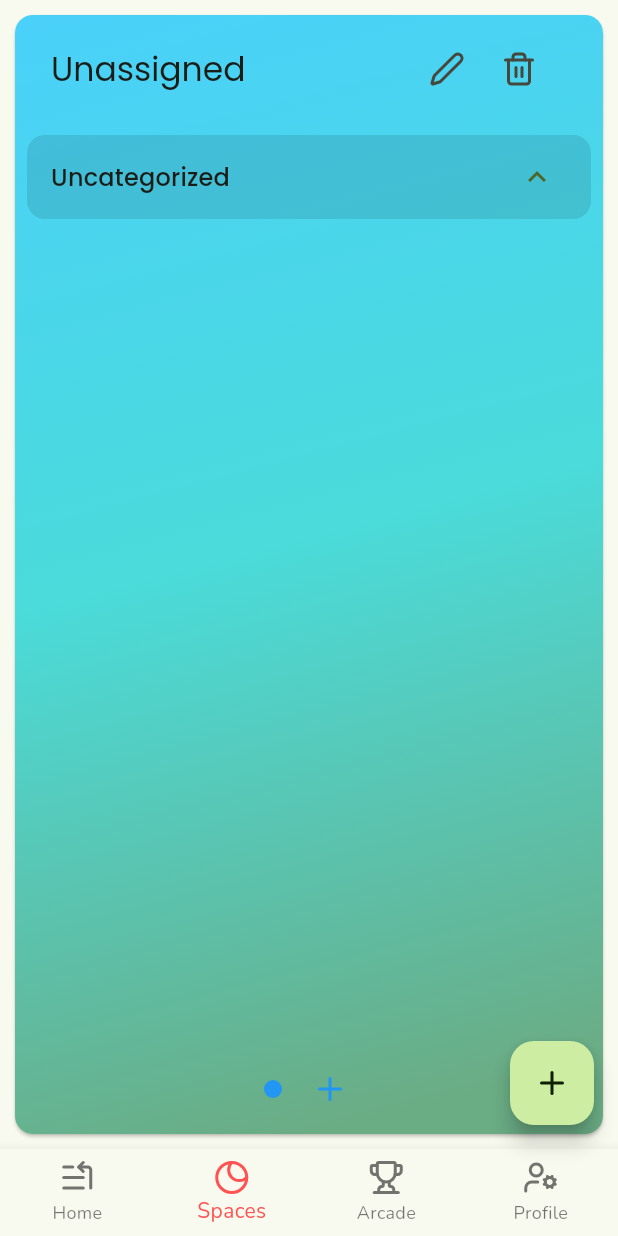
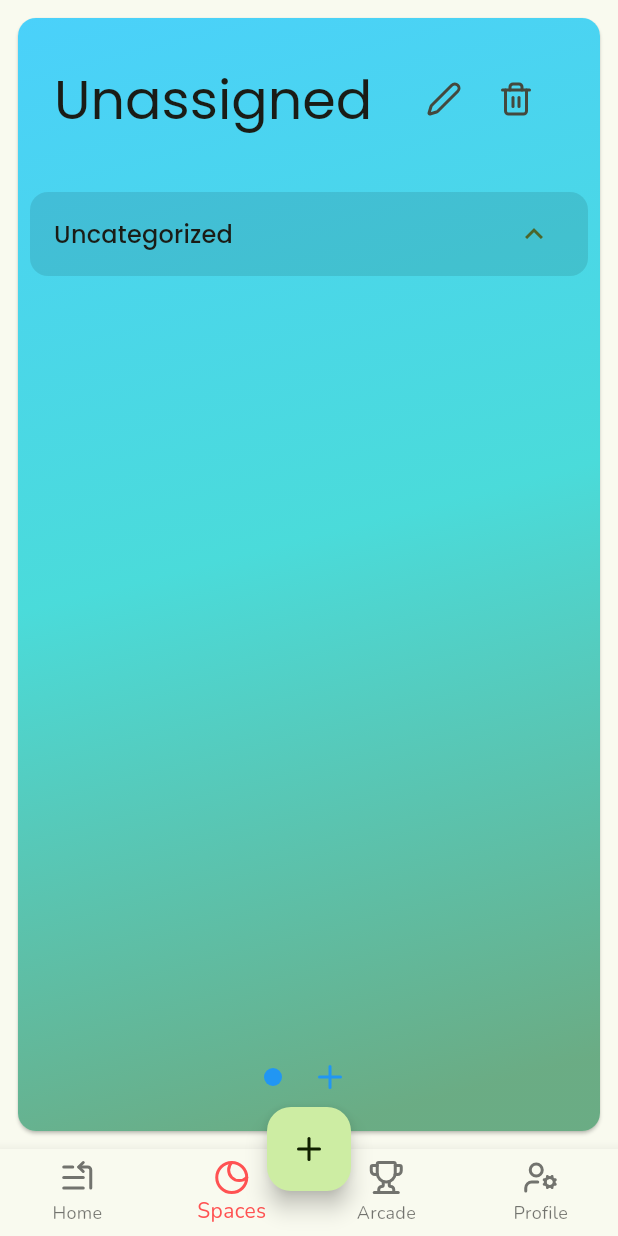
Before and after one commit to questkeeper/questkeeper, a Flutter app: the screen it shows after launch, on a phone screen of 412 x 824 dp. Run offline on Flutter 3.47's test engine with Material 3 defaults, Android fonts, the phone set to English and light mode, and no system bars; our stand-ins replace firebase_core, firebase_messaging, flutter_lucide, flutter_riverpod, freezed_annotation, google_fonts and 3 more; missing offline and left inert: flex_color_picker, home_widget, supabase_auth_ui; accounts and stored records are empty; generated files the repository leaves out were written again.

Commit message:
Refactoring, code cleanup, and UI tweaks

```diff
--- a/lib/spaces/views/all_spaces_screen.dart
+++ b/lib/spaces/views/all_spaces_screen.dart
@@ -1,6 +1,7 @@
 import 'package:assigngo_rewrite/shared/widgets/snackbar.dart';
 import 'package:assigngo_rewrite/spaces/models/spaces_model.dart';
 import 'package:assigngo_rewrite/spaces/providers/spaces_provider.dart';
+import 'package:assigngo_rewrite/spaces/widgets/circle_bar.dart';
 import 'package:assigngo_rewrite/spaces/views/space_card.dart';
 import 'package:flutter/gestures.dart';
 import 'package:flutter/material.dart';
@@ -139,10 +140,19 @@ class _AllSpacesState extends ConsumerState<AllSpacesScreen> {
                   return SpaceCard(space: spaces[index]);
                 },
               ),
-              Align(
+              _buildBottomBar(spaces),
+            ],
+          );
+        },
+      ),
+    );
+  }
+
+  Align _buildBottomBar(List<Spaces> spaces) {
+    return Align(
         alignment: Alignment.bottomCenter,
         child: Container(
-                    margin: const EdgeInsets.all(8.0),
+          margin: const EdgeInsets.all(16.0),
           child: Column(
             crossAxisAlignment: CrossAxisAlignment.center,
             mainAxisAlignment: MainAxisAlignment.end,
@@ -153,25 +163,23 @@ class _AllSpacesState extends ConsumerState<AllSpacesScreen> {
                 children: <Widget>[
                   for (int i = 0; i < spaces.length; i++)
                     if (i == currentPageValue) ...[
-                                circleBar(true)
+                      const CircleBar(isActive: true),
                       // circleBar(true)
                     ] else
                       GestureDetector(
                         onTap: () {
                           _pageController.animateToPage(i,
-                                        duration:
-                                            const Duration(milliseconds: 300),
+                              duration: const Duration(milliseconds: 300),
                               curve: Curves.easeInOut);
                         },
-                                  child: circleBar(false),
+                        child: const CircleBar(isActive: false),
                       ),
                   IconButton(
                       onPressed: () {
                         setState(() {
                           currentPageValue = spaces.length;
                           _pageController.animateToPage(spaces.length,
-                                        duration:
-                                            const Duration(milliseconds: 300),
+                              duration: const Duration(milliseconds: 300),
                               curve: Curves.easeInOut);
                         });
                       },
@@ -182,25 +190,6 @@ class _AllSpacesState extends ConsumerState<AllSpacesScreen> {
               const SizedBox(height: 8.0),
             ],
           ),
-                  ))
-            ],
-          );
-        },
-      ),
-    );
-  }
-
-  Widget circleBar(bool isActive) {
-    return AnimatedContainer(
-      padding: const EdgeInsets.all(8),
-      duration: const Duration(milliseconds: 150),
-      margin: const EdgeInsets.symmetric(horizontal: 8),
-      height: isActive ? 12 : 8,
-      width: isActive ? 12 : 8,
-      decoration: BoxDecoration(
-        color: isActive ? Colors.blue : Colors.grey,
-        borderRadius: BorderRadius.circular(12),
-      ),
-    );
+        ));
   }
 }
--- a/lib/spaces/views/space_card.dart
+++ b/lib/spaces/views/space_card.dart
@@ -22,7 +22,7 @@ class SpaceCard extends ConsumerWidget {
               return category.spaceId == space.id;
             }).toList()));
     return Card(
-      margin: const EdgeInsets.all(10),
+      margin: const EdgeInsets.all(12),
       child: Container(
         decoration: BoxDecoration(
           borderRadius: BorderRadius.circular(12),
@@ -39,9 +39,9 @@ class SpaceCard extends ConsumerWidget {
         child: Column(
           children: [
             Padding(
-              padding: const EdgeInsets.all(8),
+              padding: const EdgeInsets.symmetric(horizontal: 8, vertical: 24),
               child: ListTile(
-                titleTextStyle: Theme.of(context).textTheme.titleLarge,
+                titleTextStyle: Theme.of(context).textTheme.displaySmall,
                 trailing: Row(
                   mainAxisSize: MainAxisSize.min,
                   children: [
--- /dev/null
+++ b/lib/spaces/widgets/circle_bar.dart
@@ -0,0 +1,25 @@
+import 'package:flutter/material.dart';
+
+class CircleBar extends StatelessWidget {
+  const CircleBar({
+    super.key,
+    required this.isActive,
+  });
+
+  final bool isActive;
+
+  @override
+  Widget build(BuildContext context) {
+    return AnimatedContainer(
+      padding: const EdgeInsets.all(8),
+      duration: const Duration(milliseconds: 150),
+      margin: const EdgeInsets.symmetric(horizontal: 8),
+      height: isActive ? 12 : 8,
+      width: isActive ? 12 : 8,
+      decoration: BoxDecoration(
+        color: isActive ? Colors.blue : Colors.grey,
+        borderRadius: BorderRadius.circular(12),
+      ),
+    );
+  }
+}
--- a/lib/spaces/widgets/space_category_tile.dart
+++ b/lib/spaces/widgets/space_category_tile.dart
@@ -29,7 +29,14 @@ class SpaceCategoryTile extends StatelessWidget {
           initiallyExpanded: true,
           title: Text(category.title,
               style: Theme.of(context).textTheme.titleMedium),
-          children: tasks!.map((task) => TaskCard(task: task)).toList()),
+          children: tasks!
+              .map((task) => Padding(
+                  padding: const EdgeInsets.all(8),
+                  child: TaskCard(
+                    task: task,
+                    key: ValueKey(task.id),
+                  )))
+              .toList()),
     );
   }
 }
--- a/lib/tabs/tabview.dart
+++ b/lib/tabs/tabview.dart
@@ -51,6 +51,8 @@ class _TabViewState extends ConsumerState<TabView> {
                   }
                 },
                 child: pages[_selectedIndex]),
+            floatingActionButtonLocation:
+                FloatingActionButtonLocation.miniCenterDocked,
             floatingActionButton: FloatingActionButton(
               onPressed: () => {
                 Navigator.push(
```
Lines whose indentation alone changed are shown as unchanged.
